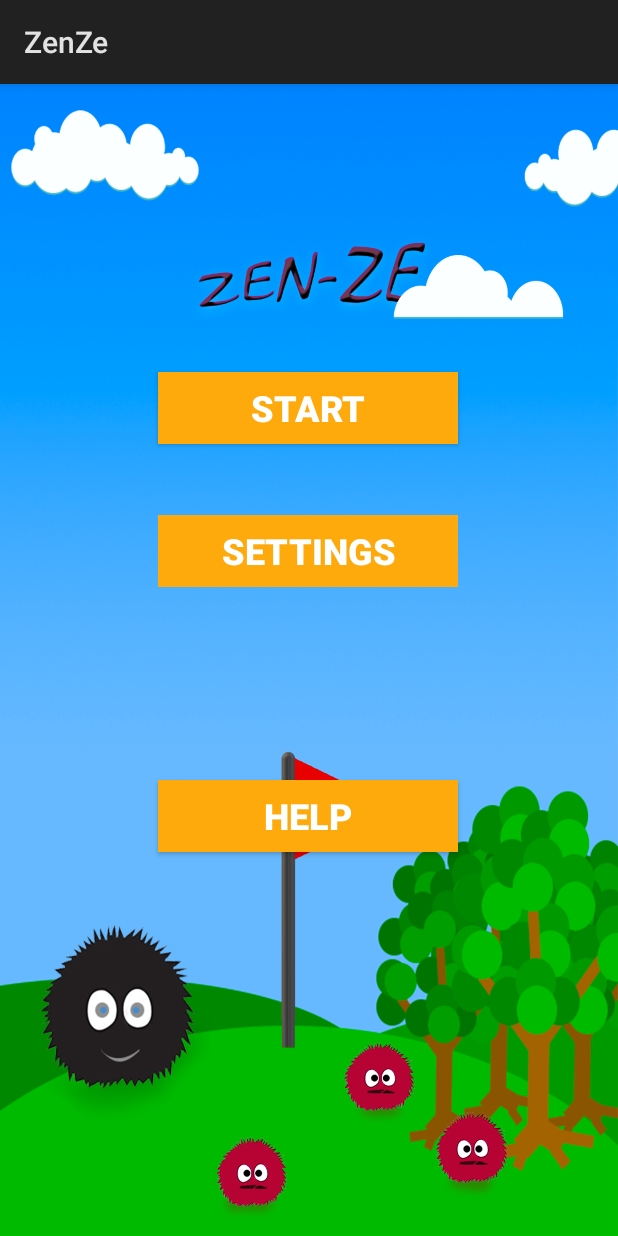
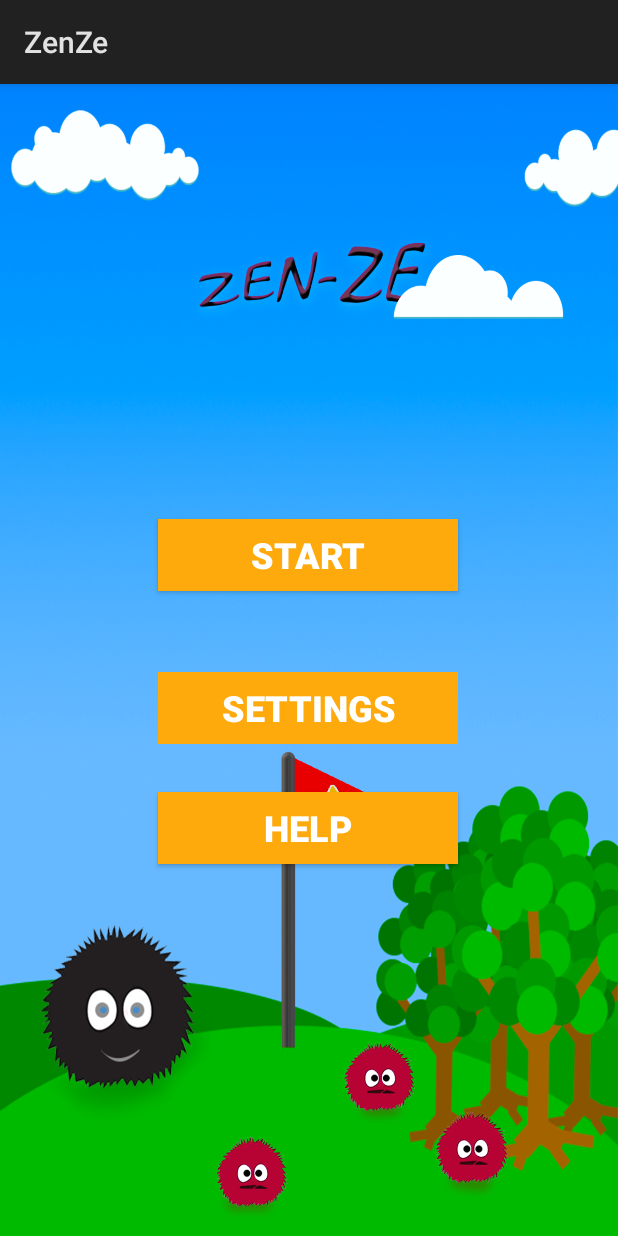
Before and after one commit to Zen-Ze/ZenZe, an Android app: the screen it shows after launch (MainMenuActivity), on a phone screen of 412 x 824 dp. Run offline under Robolectric (Android 15) with nearby library versions, the phone set to English and light mode, and no system bars.

Commit message:
pretty fixes

```diff
--- a/app/src/main/AndroidManifest.xml
+++ b/app/src/main/AndroidManifest.xml
@@ -43,6 +43,7 @@
         <activity android:name=".activities.InfoActivity" />
         <activity
             android:name=".activities.Setting"
+            android:theme="@android:style/Theme.Black.NoTitleBar.Fullscreen"
             android:label="@string/title_activity_settings"
             android:parentActivityName=".activities.MainMenuActivity">
             <meta-data
--- a/app/src/main/java/com/ucd/comp41690/team21/zenze/activities/GameActivity.java
+++ b/app/src/main/java/com/ucd/comp41690/team21/zenze/activities/GameActivity.java
@@ -165,7 +165,7 @@ public class GameActivity extends FragmentActivity implements SensorEventListene
 
     @Override
     public void onInfoDialogPositiveClick(DialogFragment dialog) {
-        Intent infoIntent = new Intent(GameActivity.this, InfoActivity.class);
+        Intent infoIntent = new Intent(GameActivity.this, ItemDescription.class);
         Bundle info = new Bundle();
         if(itemType!=null) {
             info.putString("Name", itemType.getName());
--- a/app/src/main/res/layout/activity_item_description.xml
+++ b/app/src/main/res/layout/activity_item_description.xml
@@ -9,7 +9,7 @@
         tools:context="com.ucd.comp41690.team21.zenze.activities.Help">
 
         <TextView
-            android:id="@+id/textview_title_item"
+            android:id="@+id/textview_item_title"
             android:layout_width="match_parent"
             android:layout_height="wrap_content"
             android:background="@color/white"
--- a/app/src/main/res/layout/activity_main_menu.xml
+++ b/app/src/main/res/layout/activity_main_menu.xml
@@ -24,18 +24,18 @@
         android:text="@string/mm_start"
         android:textSize="24sp"
         android:textStyle="bold"
-        app:layout_constraintBottom_toBottomOf="parent"
+        app:layout_constraintBottom_toTopOf="@+id/setting_button"
         app:layout_constraintEnd_toEndOf="parent"
-        app:layout_constraintHorizontal_bias="0.498"
+        app:layout_constraintHorizontal_bias="0.497"
         app:layout_constraintStart_toStartOf="parent"
         app:layout_constraintTop_toTopOf="parent"
-        app:layout_constraintVertical_bias="0.261" />
+        app:layout_constraintVertical_bias="0.859" />
 
     <Button
         android:id="@+id/help_button"
         android:layout_width="200sp"
         android:layout_height="wrap_content"
-        android:layout_marginBottom="256dp"
+        android:layout_marginBottom="248dp"
         android:layout_marginEnd="8dp"
         android:layout_marginStart="8dp"
         android:background="?android:attr/colorPressedHighlight"
@@ -54,20 +54,17 @@
         style="@style/Widget.AppCompat.Button.Borderless.Colored"
         android:layout_width="200sp"
         android:layout_height="wrap_content"
-        android:layout_marginBottom="8dp"
+        android:layout_marginBottom="32dp"
         android:layout_marginEnd="8dp"
         android:layout_marginStart="8dp"
-        android:layout_marginTop="8dp"
         android:background="?android:attr/colorPressedHighlight"
         android:text="@string/mm_settings"
         android:textColor="@color/cardview_light_background"
         android:textSize="24sp"
         android:textStyle="bold"
-        app:layout_constraintBottom_toBottomOf="parent"
+        app:layout_constraintBottom_toTopOf="@+id/help_button"
         app:layout_constraintEnd_toEndOf="parent"
         app:layout_constraintHorizontal_bias="0.497"
-        app:layout_constraintStart_toStartOf="parent"
-        app:layout_constraintTop_toTopOf="parent"
-        app:layout_constraintVertical_bias="0.397" />
+        app:layout_constraintStart_toStartOf="parent" />
 
 </android.support.constraint.ConstraintLayout>
--- a/app/src/main/res/layout/activity_settings.xml
+++ b/app/src/main/res/layout/activity_settings.xml
@@ -53,7 +53,7 @@
 
 
         <Spinner
-            android:id="@+id/te"
+            android:id="@+id/weather_spinner"
             android:layout_width="90dp"
             android:layout_height="match_parent"
             android:layout_marginStart="100dp"
```
Also changed, not shown: app/src/main/java/com/ucd/comp41690/team21/zenze/activities/ItemDescription.java (+11 -6 lines). Lines whose indentation alone changed are shown as unchanged.
